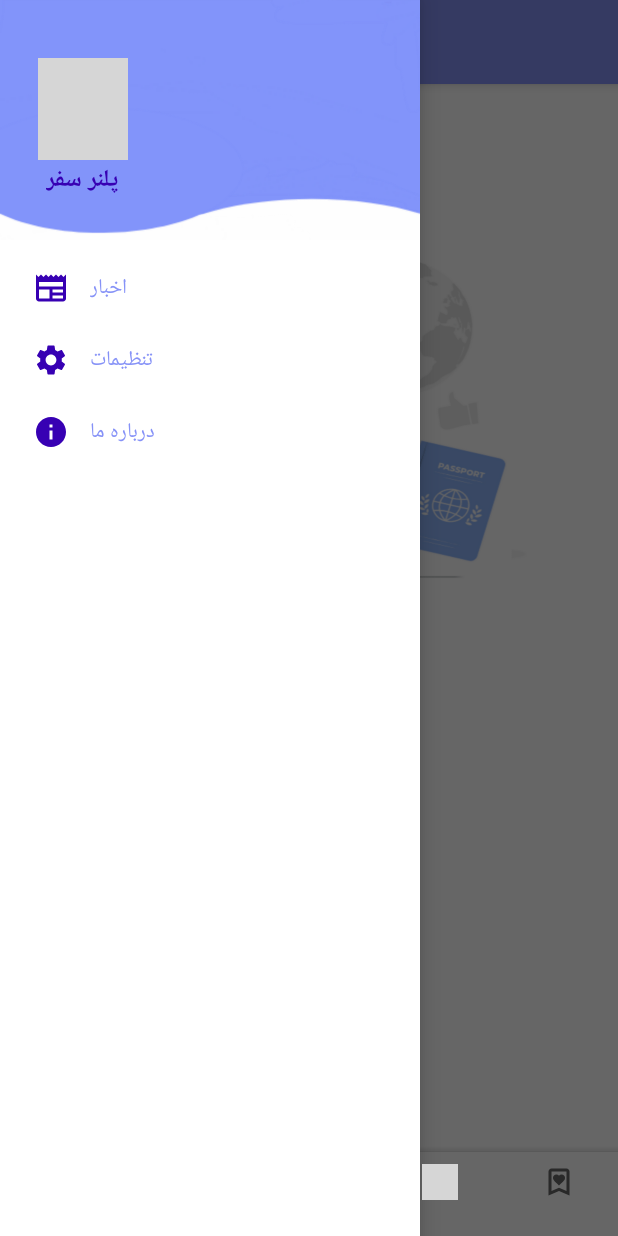
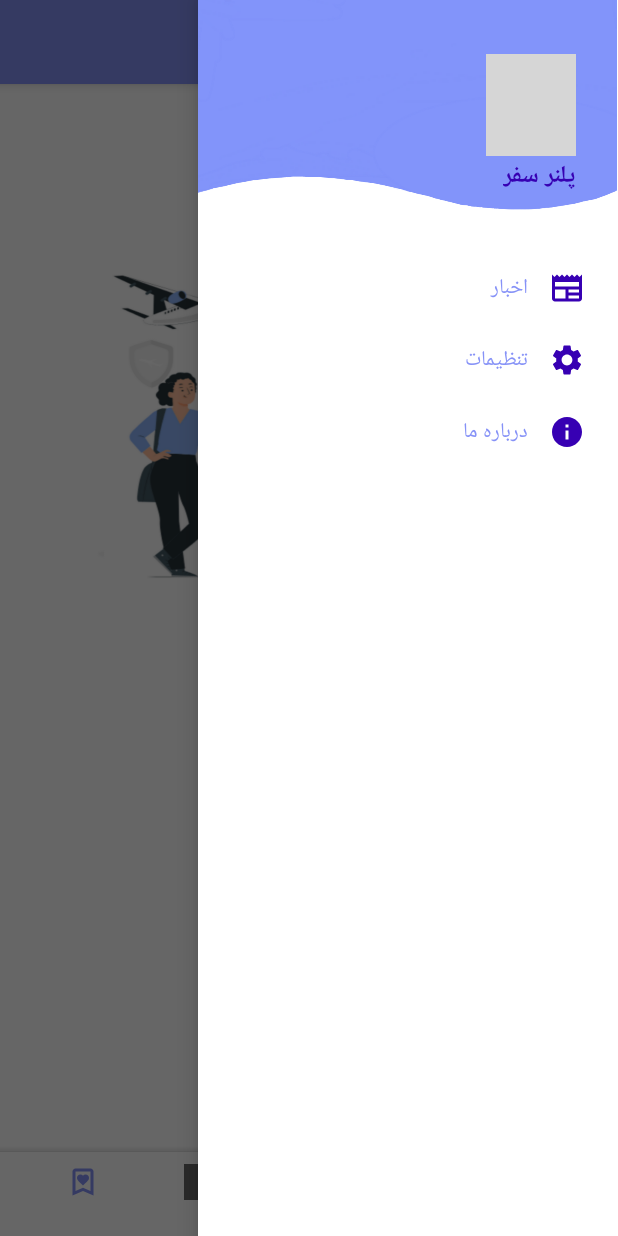
Before and after one commit to zahmadi98/TravelPlanner, an Android app: the HomeActivity screen opened directly, with no data from a screen before it, with the side drawer open, on a phone screen of 412 x 824 dp. Run offline under Robolectric (Android 15) with nearby library versions, the phone set to English and light mode, and no system bars; grey boxes are pictures that could not be loaded.

Commit message:
some change

```diff
--- a/app/src/main/AndroidManifest.xml
+++ b/app/src/main/AndroidManifest.xml
@@ -2,7 +2,6 @@
 <manifest xmlns:android="http://schemas.android.com/apk/res/android"
 xmlns:tools="http://schemas.android.com/tools">
     <uses-permission android:name="android.permission.INTERNET" />
-    <uses-permission android:name="android.permission.ACCESS_FINE_LOCATION" />
 
 <application
     android:allowBackup="true"
--- a/app/src/main/java/com/example/travelplanner/HomeActivity.java
+++ b/app/src/main/java/com/example/travelplanner/HomeActivity.java
@@ -11,8 +11,10 @@ import android.view.MenuItem;
 import android.view.View;
 import android.view.ViewGroup;
 import android.view.Window;
+import android.widget.Button;
 import android.widget.ImageView;
 import android.widget.LinearLayout;
+import android.widget.TextView;
 import android.widget.Toast;
 import androidx.activity.OnBackPressedCallback;
 import androidx.activity.OnBackPressedDispatcher;
@@ -21,10 +23,17 @@ import androidx.appcompat.app.ActionBarDrawerToggle;
 import androidx.appcompat.app.AppCompatActivity;
 import androidx.appcompat.widget.Toolbar;
 import androidx.constraintlayout.widget.ConstraintLayout;
+import androidx.core.view.GravityCompat;
 import androidx.drawerlayout.widget.DrawerLayout;
 import androidx.fragment.app.Fragment;
 import androidx.fragment.app.FragmentManager;
 import androidx.fragment.app.FragmentTransaction;
+
+import com.google.android.gms.auth.api.signin.GoogleSignIn;
+import com.google.android.gms.auth.api.signin.GoogleSignInAccount;
+import com.google.android.gms.auth.api.signin.GoogleSignInClient;
+import com.google.android.gms.auth.api.signin.GoogleSignInOptions;
+import com.google.android.gms.auth.api.signin.GoogleSignInOptionsExtension;
 import com.google.android.material.bottomnavigation.BottomNavigationView;
 import com.google.android.material.floatingactionbutton.FloatingActionButton;
 import com.google.android.material.navigation.NavigationView;
@@ -47,11 +56,10 @@ public class HomeActivity extends AppCompatActivity {
         drawerLayout = findViewById(R.id.drawer_layout);
         navigationView = findViewById(R.id.nav_view);
         Toolbar toolbar = findViewById(R.id.toolbar);
+        setSupportActionBar(toolbar);
         popupRoot = findViewById(R.id.root_home);
         setSupportActionBar(toolbar);
-        ActionBarDrawerToggle toggle = new ActionBarDrawerToggle(this, drawerLayout, toolbar, R.string.open_nav, R.string.close_nav);
-        drawerLayout.addDrawerListener(toggle);
-        toggle.syncState();
+
 
         if (savedInstanceState == null) {
             getSupportFragmentManager().beginTransaction().replace(R.id.frame_layout, new HomeFragment()).commit();
@@ -113,8 +121,7 @@ public class HomeActivity extends AppCompatActivity {
                 } else if (id == R.id.nav_about) {
                     Toast.makeText(HomeActivity.this, "درباره ما کلیک شد", Toast.LENGTH_SHORT).show();
                 }
-
-                drawerLayout.closeDrawer(Gravity.LEFT);
+                drawerLayout.closeDrawer(GravityCompat.END);
                 return true;
             }
         });
@@ -126,8 +133,25 @@ public class HomeActivity extends AppCompatActivity {
                 showBottomDialog();
             }
         });
+
+        // دکمه‌ی منو سمت راست
+        if (getSupportActionBar() != null) {
+            getSupportActionBar().setDisplayHomeAsUpEnabled(true);
+            getSupportActionBar().setHomeAsUpIndicator(R.drawable.baseline_menu_24);
+        }
     }
-
+    @Override
+    public boolean onOptionsItemSelected(@NonNull MenuItem item) {
+        if (item.getItemId() == android.R.id.home) {
+            if (drawerLayout.isDrawerOpen(GravityCompat.END)) {
+                drawerLayout.closeDrawer(GravityCompat.END);
+            } else {
+                drawerLayout.openDrawer(GravityCompat.END);
+            }
+            return true;
+        }
+        return super.onOptionsItemSelected(item);
+    }
     //Outside onCreate
     private  void replaceFragment(Fragment fragment) {
         FragmentManager fragmentManager = getSupportFragmentManager();
@@ -186,4 +210,5 @@ public class HomeActivity extends AppCompatActivity {
                 .addToBackStack(null)
                 .commit();
     }
+
 }
--- /dev/null
+++ b/app/src/main/res/drawable/baseline_menu_24.xml
@@ -0,0 +1,5 @@
+<vector xmlns:android="http://schemas.android.com/apk/res/android" android:height="24dp" android:tint="#FFFFFFFF" android:viewportHeight="24" android:viewportWidth="24" android:width="24dp">
+
+    <path android:fillColor="@android:color/white" android:pathData="M3,18h18v-2L3,16v2zM3,13h18v-2L3,11v2zM3,6v2h18L21,6L3,6z"/>
+
+</vector>
--- a/app/src/main/res/layout/activity_home.xml
+++ b/app/src/main/res/layout/activity_home.xml
@@ -21,8 +21,8 @@
             android:layout_height="wrap_content"
             android:background="@color/lavender"
             android:elevation="4dp"
-            android:theme="@style/ThemeOverlay.AppCompat.Dark.ActionBar"
-            android:popupTheme="@style/ThemeOverlay.AppCompat.Light" />
+            android:layoutDirection="rtl"
+            android:theme="@style/ThemeOverlay.AppCompat.Dark.ActionBar"/>
 
         <!-- جایی برای نمایش فرگمنت‌ها -->
         <FrameLayout
@@ -94,8 +94,9 @@
         android:id="@+id/nav_view"
         android:layout_width="wrap_content"
         android:layout_height="match_parent"
-        android:layout_gravity="start"
+        android:layout_gravity="end"
         android:fitsSystemWindows="true"
+        android:layoutDirection="rtl"
         app:menu="@menu/nav_menu"
         app:headerLayout="@layout/nav_header"
         app:itemIconTint="@color/purple_700"
--- a/app/src/main/res/layout/activity_signup.xml
+++ b/app/src/main/res/layout/activity_signup.xml
@@ -56,7 +56,7 @@
                 android:layout_height="50dp"
                 android:id="@+id/signup_email"
                 android:background="@drawable/custom_edittext"
-                android:layout_marginTop="40dp"
+                android:layout_marginTop="30dp"
                 android:padding="8dp"
                 android:hint="ایمیل"
                 android:drawableRight="@drawable/baseline_email_24"
--- a/app/src/main/res/layout/fragment_set_alarm.xml
+++ b/app/src/main/res/layout/fragment_set_alarm.xml
@@ -130,7 +130,7 @@
             android:id="@+id/btnSubmitTrip"
             android:layout_width="match_parent"
             android:layout_height="wrap_content"
-            android:text="ثبت"
+            android:text="ثبت آلارم"
             android:layout_marginTop="40dp"
             android:textSize="18sp"
             android:padding="10dp"
--- a/app/src/main/res/layout/nav_header.xml
+++ b/app/src/main/res/layout/nav_header.xml
@@ -5,7 +5,7 @@
     android:layout_width="match_parent"
     android:layout_height="160dp"
     android:gravity="bottom"
-    android:padding="25dp"
+    android:padding="28dp"
     android:background="@drawable/headerbkg"
     android:theme="@style/ThemeOverlay.AppCompat.Dark">
 
--- a/app/src/main/res/menu/bottom_menu.xml
+++ b/app/src/main/res/menu/bottom_menu.xml
@@ -3,24 +3,26 @@
     xmlns:android="http://schemas.android.com/apk/res/android"
     xmlns:app="http://schemas.android.com/apk/res-auto">
     <item
-        android:id="@+id/home"
-        android:icon="@drawable/baseline_home_24"
-        tools:ignore="MenuTitle" />
+    android:id="@+id/favorite"
+    android:icon="@drawable/outline_bookmark_heart_24"
+    tools:ignore="MenuTitle" />
 
-    <item
-        android:id="@+id/alarms"
-        android:icon="@drawable/outline_aod_watch_24"
-        tools:ignore="MenuTitle" />
-    <item
-        android:title=""/>
     <item
         android:id="@+id/equipment"
         android:icon="@drawable/outline_bookmark_check_24"
         tools:ignore="MenuTitle" />
 
     <item
-        android:id="@+id/favorite"
-        android:icon="@drawable/outline_bookmark_heart_24"
+        android:title=""/>
+
+    <item
+        android:id="@+id/alarms"
+        android:icon="@drawable/outline_aod_watch_24"
+        tools:ignore="MenuTitle" />
+
+    <item
+        android:id="@+id/home"
+        android:icon="@drawable/baseline_home_24"
         tools:ignore="MenuTitle" />
 
 
--- a/build.gradle
+++ b/build.gradle
@@ -1,4 +1,5 @@
 // Top-level build file where you can add configuration options common to all sub-projects/modules.
 plugins {
-alias(libs.plugins.android.application) apply false
+    id 'com.android.application' version '8.11.1' apply false
+    id 'com.google.gms.google-services' version '4.4.3' apply false
 }
--- a/settings.gradle
+++ b/settings.gradle
@@ -18,6 +18,7 @@ dependencyResolutionManagement {
         maven { url 'https://maven.myket.ir' }
         google()
         mavenCentral()
+        maven {url 'https://jitpack.io'}
     }
 }
 
```
Also changed, not shown: app/build.gradle (+6 -1 lines), app/src/main/java/com/example/travelplanner/AlarmsFragment.java (+21 -1 lines), app/src/main/java/com/example/travelplanner/MainActivity.java (+55 -0 lines), app/src/main/res/layout/activity_main.xml (+10 -2 lines), app/src/main/res/layout/alarm_item.xml (+32 -19 lines), app/src/main/res/menu/nav_menu.xml (+7 -8 lines), app/src/main/res/drawable/headerbkg.png, 1 other file.
